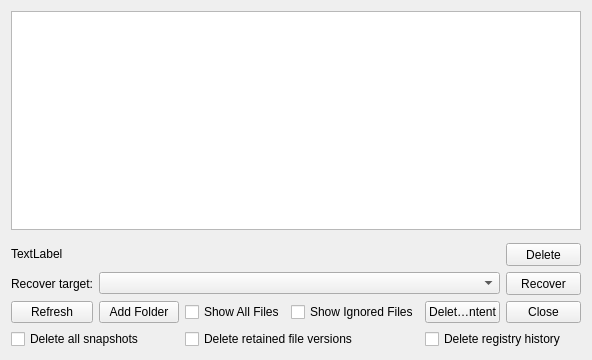
Above: SandboxiePlus/SandMan/Forms/RecoveryWindow.ui from offhub/Sandboxie before the change. Below: the same form after it.
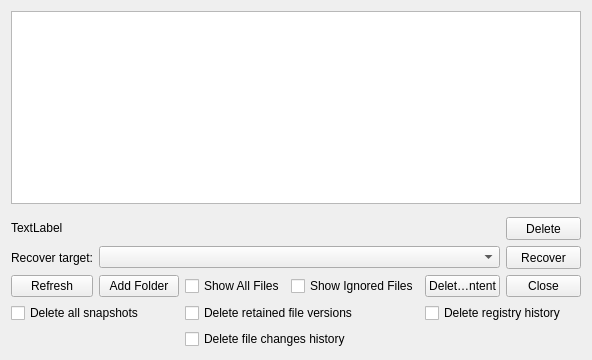
That is the form after the change.

Commit message: feat(history): add file state history

```diff
--- a/SandboxiePlus/SandMan/Forms/RecoveryWindow.ui
+++ b/SandboxiePlus/SandMan/Forms/RecoveryWindow.ui
@@ -212,6 +212,16 @@
          </property>
         </widget>
        </item>
+       <item row="8" column="2" colspan="2">
+        <widget class="QCheckBox" name="chkDeleteFileStateHistory">
+         <property name="visible">
+          <bool>false</bool>
+         </property>
+         <property name="text">
+          <string>Delete file changes history</string>
+         </property>
+        </widget>
+       </item>
        </layout>
       </item>
      </layout>
```
Left out of the diff: 1 changed line with no effect on the pictures. The commit also changes 29 other files.
